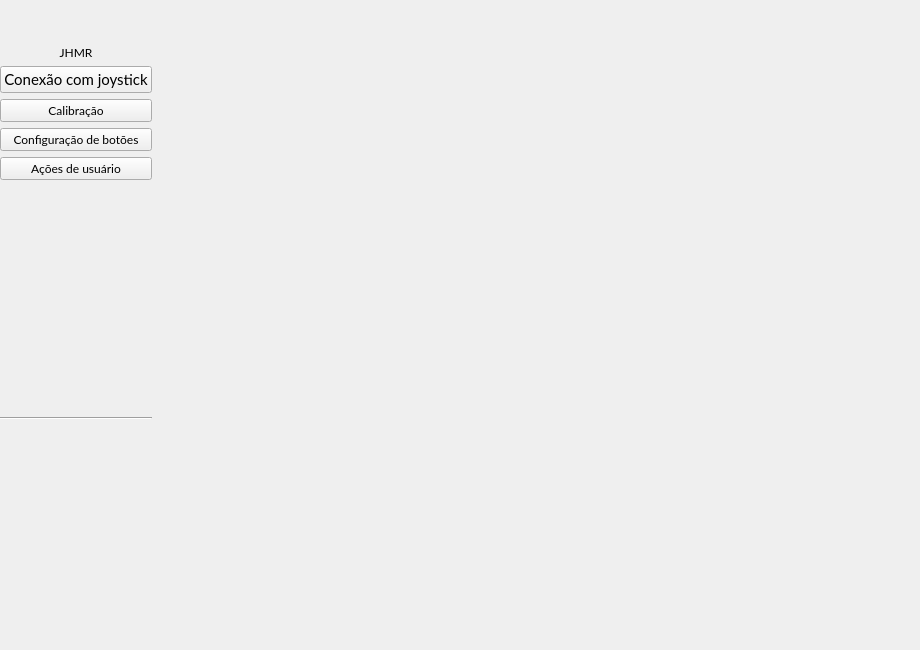
Before: the Qt Designer form ui/ui_files/main_window.ui in JPCassimiro/JHMR, drawn with Qt 5.
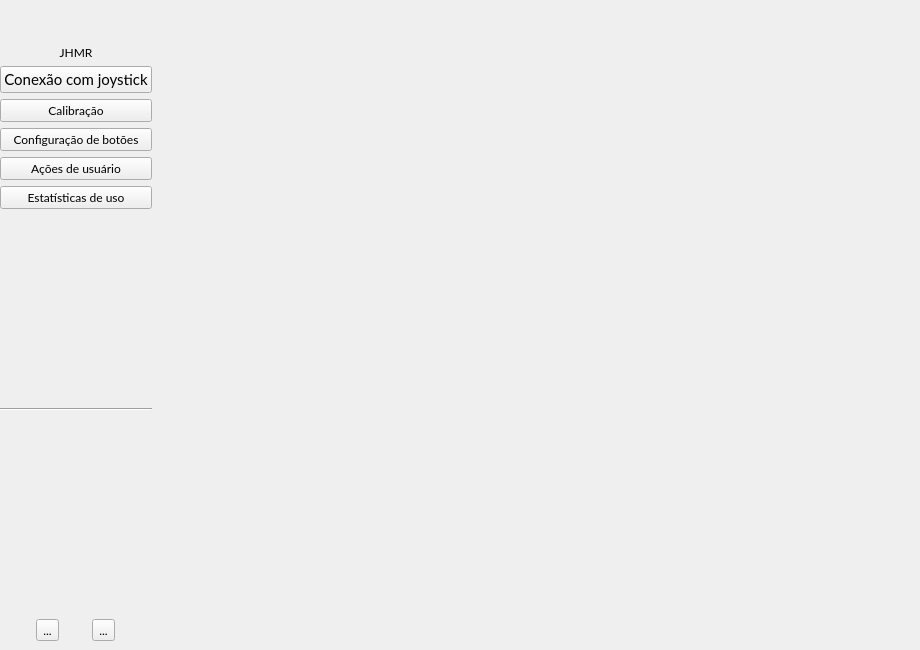
After: the same form once the commit is applied. Icons and pictures are not drawn.

Commit message: data stats ver 0.1, various minor adjustments

```diff
--- a/ui/ui_files/main_window.ui
+++ b/ui/ui_files/main_window.ui
@@ -141,7 +141,7 @@
     </item>
     <item row="0" column="0" rowspan="3">
      <widget class="QWidget" name="sideMenu_2" native="true">
-      <layout class="QVBoxLayout" name="sideMenu" stretch="0,0,1,0,0,0,0,0,0">
+      <layout class="QVBoxLayout" name="sideMenu" stretch="0,0,1,0,0,0,0,0,0,0,0">
        <property name="leftMargin">
         <number>0</number>
        </property>
@@ -226,6 +226,13 @@
          </property>
         </widget>
        </item>
+       <item>
+        <widget class="QPushButton" name="statsButton">
+         <property name="text">
+          <string>Estatísticas de uso</string>
+         </property>
+        </widget>
+       </item>
        <item>
         <spacer name="verticalSpacer_3">
          <property name="orientation">
@@ -277,6 +284,32 @@
          </property>
         </spacer>
        </item>
+       <item>
+        <widget class="QWidget" name="toolButtonContainer" native="true">
+         <layout class="QHBoxLayout" name="horizontalLayout_2">
+          <item>
+           <widget class="QToolButton" name="logModalButton">
+            <property name="text">
+             <string>...</string>
+            </property>
+            <property name="icon">
+             <iconset theme="QIcon::ThemeIcon::WindowNew"/>
+            </property>
+           </widget>
+          </item>
+          <item>
+           <widget class="QToolButton" name="homeButton">
+            <property name="text">
+             <string>...</string>
+            </property>
+            <property name="icon">
+             <iconset theme="QIcon::ThemeIcon::GoHome"/>
+            </property>
+           </widget>
+          </item>
+         </layout>
+        </widget>
+       </item>
       </layout>
      </widget>
     </item>
```
The commit also changes 59 other files.
